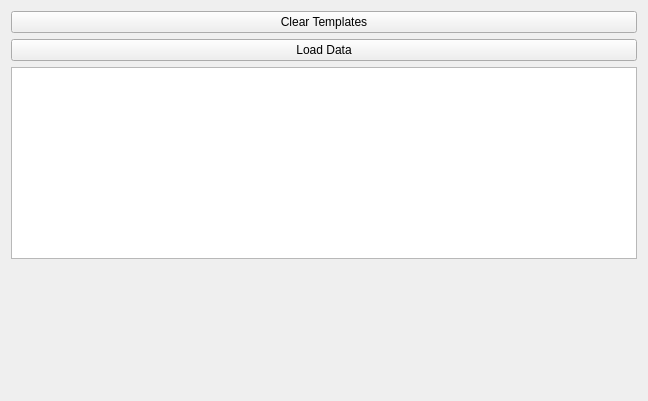
This is quickfeatures/gui/plugin_widget.ui in andrew-plowright/quickfeatures as Qt 5 draws it before an edit. The edited form follows.
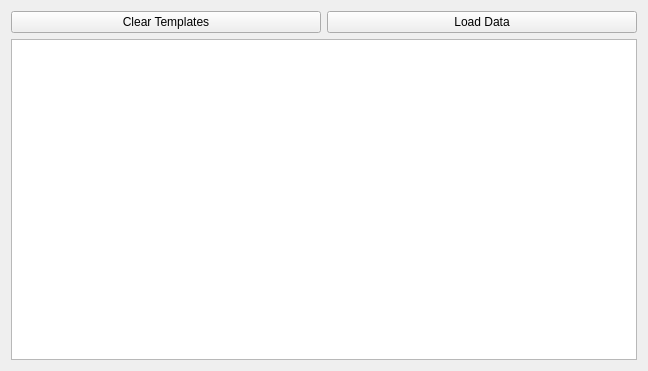
This is the edited form.

Commit message: Change column order in template table

The edit to the form file:
```diff
--- a/quickfeatures/gui/plugin_widget.ui
+++ b/quickfeatures/gui/plugin_widget.ui
@@ -7,7 +7,7 @@
     <x>0</x>
     <y>0</y>
     <width>648</width>
-    <height>401</height>
+    <height>371</height>
    </rect>
   </property>
   <property name="windowTitle">
@@ -15,9 +15,8 @@
   </property>
   <layout class="QVBoxLayout" name="verticalLayout">
    <item>
-    <layout class="QHBoxLayout" name="horizontalLayout"/>
-   </item>
-   <item>
+    <layout class="QHBoxLayout" name="horizontalLayout">
+		 <item>
     <widget class="QPushButton" name="clear_templates_button">
      <property name="text">
       <string>Clear Templates</string>
@@ -29,24 +28,13 @@
      <property name="text">
       <string>Load Data</string>
      </property>
-    </widget>
+     </widget>
+     </item>
+	</layout>
    </item>
    <item>
     <widget class="QTableView" name="table_view"/>
    </item>
-   <item>
-    <spacer name="vert_spacer">
-     <property name="orientation">
-      <enum>Qt::Vertical</enum>
-     </property>
-     <property name="sizeHint" stdset="0">
-      <size>
-       <width>20</width>
-       <height>81</height>
-      </size>
-     </property>
-    </spacer>
-   </item>
   </layout>
  </widget>
  <resources/>
```
Left out of the diff: 1 changed line with no effect on the pictures. The commit also changes 2 other files.
